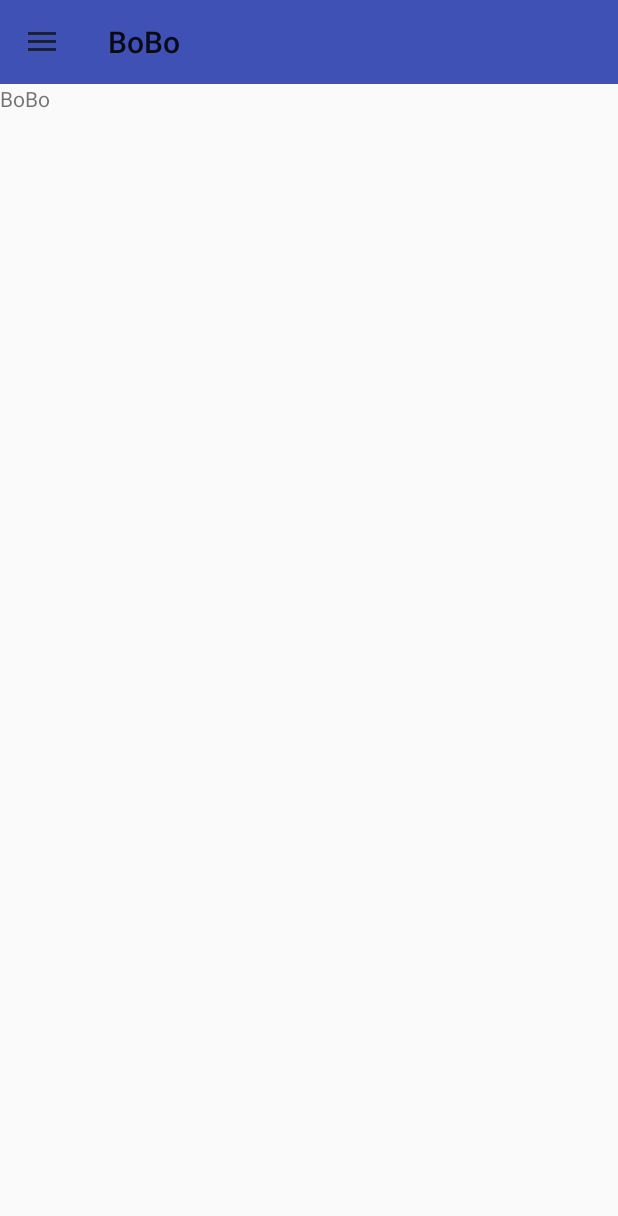
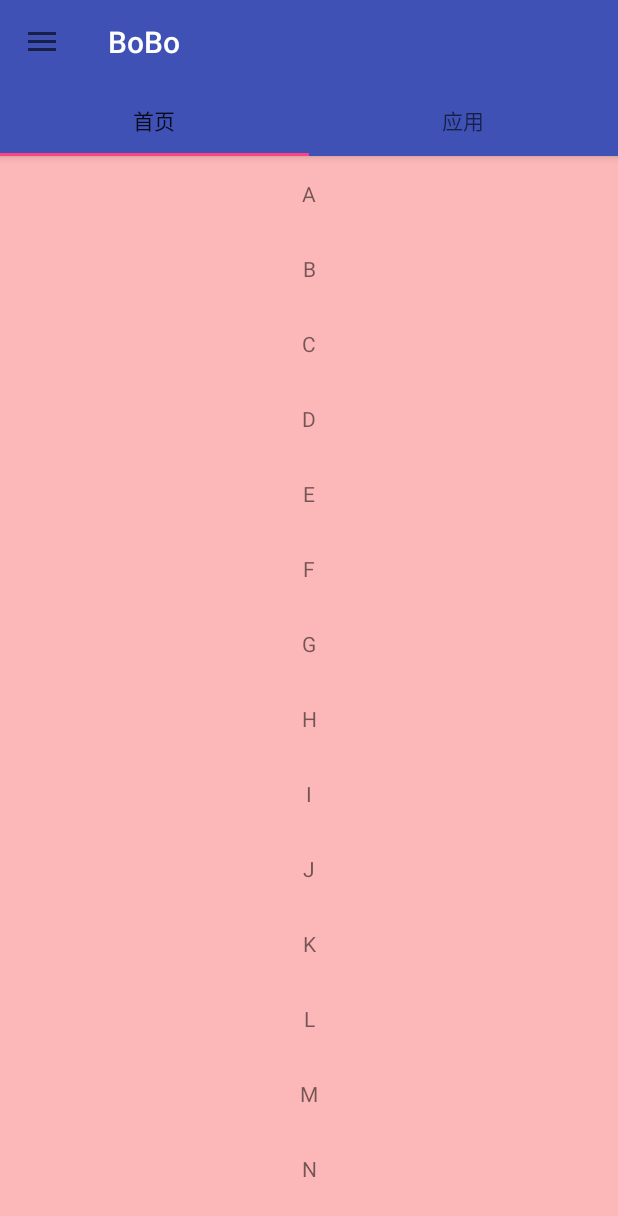
Before and after one commit to lixuebo0630/BoBo, an Android app: the screen it shows after launch (MainActivity), on a phone screen of 412 x 824 dp. Shown: the top 1216 px of the screen. Run offline under Robolectric (Android 15) with nearby library versions, the phone set to English and light mode, and no system bars.

Commit message:
before 3.5

```diff
--- a/app/src/main/AndroidManifest.xml
+++ b/app/src/main/AndroidManifest.xml
@@ -9,7 +9,7 @@
         android:label="@string/app_name"
         android:supportsRtl="true"
         android:theme="@style/AppTheme">
-        <activity android:name=".vm.MainActivity">
+        <activity android:name=".vm.activity.MainActivity">
             <intent-filter>
                 <action android:name="android.intent.action.MAIN" />
 
--- /dev/null
+++ b/app/src/main/java/com/lixuebo/bobo/factory/FragmentFactory.java
@@ -0,0 +1,32 @@
+package com.lixuebo.bobo.factory;
+
+import android.support.v4.app.Fragment;
+
+import com.lixuebo.bobo.vm.fragment.AppFragment;
+import com.lixuebo.bobo.vm.fragment.HomeFragment;
+
+/**
+ * Created by lixuebo on 17/3/5.
+ */
+
+public class FragmentFactory {
+
+    private static Fragment fragment = null;
+
+    public static Fragment getFragment(int position) {
+        switch (position) {
+            case 0:
+                fragment = new HomeFragment();
+                break;
+
+            case 1:
+                fragment = new AppFragment();
+                break;
+            default:
+                break;
+        }
+
+
+        return fragment;
+    }
+}
--- a/app/src/main/java/com/lixuebo/bobo/vm/MainActivity.java
+++ b/app/src/main/java/com/lixuebo/bobo/vm/activity/MainActivity.java
@@ -1,8 +1,14 @@
-package com.lixuebo.bobo.vm;
+package com.lixuebo.bobo.vm.activity;
 
+import android.graphics.Color;
 import android.os.Bundle;
 import android.support.annotation.NonNull;
 import android.support.design.widget.NavigationView;
+import android.support.design.widget.TabLayout;
+import android.support.v4.app.Fragment;
+import android.support.v4.app.FragmentManager;
+import android.support.v4.app.FragmentStatePagerAdapter;
+import android.support.v4.view.ViewPager;
 import android.support.v4.widget.DrawerLayout;
 import android.support.v7.app.ActionBarDrawerToggle;
 import android.support.v7.app.AppCompatActivity;
@@ -10,10 +16,13 @@ import android.support.v7.widget.Toolbar;
 import android.view.MenuItem;
 
 import com.lixuebo.bobo.R;
+import com.lixuebo.bobo.factory.FragmentFactory;
+import com.lixuebo.bobo.utils.UIUtils;
 
 public class MainActivity extends AppCompatActivity implements NavigationView.OnNavigationItemSelectedListener {
 
     private DrawerLayout drawerLayout;
+    private NavigationView navigationView;
 
     @Override
     protected void onCreate(Bundle savedInstanceState) {
@@ -25,8 +34,8 @@ public class MainActivity extends AppCompatActivity implements NavigationView.On
     private void initView() {
 
         Toolbar toolbar = (Toolbar) findViewById(R.id.toolbar_main_act);
-
         toolbar.setTitle("BoBo");
+        toolbar.setTitleTextColor(Color.WHITE);
         //设置actionbar
         setSupportActionBar(toolbar);
 
@@ -39,10 +48,50 @@ public class MainActivity extends AppCompatActivity implements NavigationView.On
         // 如果想看到菜单滑动过程中，Toolbar的一些细节变化（菜单按钮）
         drawerLayout.addDrawerListener(barDrawerToggle);
 
-
-        NavigationView navigationView = (NavigationView) findViewById(R.id.nav_main);
+        //左侧拉出菜单
+        NavigationView navigationView =  (NavigationView) findViewById(R.id.nav_main);
 
         navigationView.setNavigationItemSelectedListener(this);
+
+        TabLayout tabLayout = (TabLayout) findViewById(R.id.tab_main_act);
+
+
+        ViewPager viewPager = (ViewPager) findViewById(R.id.viewpager_main_act);
+        viewPager.setAdapter(new mViewPagerAdapter(getSupportFragmentManager()));
+
+        tabLayout.setupWithViewPager(viewPager);
+
+    }
+
+
+    private class mViewPagerAdapter extends FragmentStatePagerAdapter {
+
+        private final String[] titles;
+
+        public mViewPagerAdapter(FragmentManager fm) {
+            super(fm);
+
+            titles = UIUtils.getStrings(R.array.content_title);
+        }
+
+        @Override
+        public Fragment getItem(int position) {
+            return FragmentFactory.getFragment(position);
+        }
+
+        @Override
+        public int getCount() {
+            return titles.length;
+        }
+
+        @Override
+        public CharSequence getPageTitle(int position) {
+
+
+            return titles[position];
+        }
+
+
 
     }
 
@@ -51,7 +100,7 @@ public class MainActivity extends AppCompatActivity implements NavigationView.On
 
         item.setChecked(true);
         drawerLayout.closeDrawers();
-        ;
+
 
         return false;
     }
--- /dev/null
+++ b/app/src/main/java/com/lixuebo/bobo/vm/fragment/AppFragment.java
@@ -0,0 +1,73 @@
+package com.lixuebo.bobo.vm.fragment;
+
+import android.os.Bundle;
+import android.support.annotation.Nullable;
+import android.support.v4.app.Fragment;
+import android.view.LayoutInflater;
+import android.view.View;
+import android.view.ViewGroup;
+import android.widget.BaseAdapter;
+import android.widget.ListView;
+import android.widget.TextView;
+
+import com.lixuebo.bobo.R;
+
+import java.util.ArrayList;
+import java.util.List;
+
+/**
+ * Created by itheima.
+ * 应用
+ */
+public class AppFragment extends Fragment {
+    ListView listView;
+
+    @Nullable
+    @Override
+    public View onCreateView(LayoutInflater inflater, @Nullable ViewGroup container, @Nullable Bundle savedInstanceState) {
+        View view = inflater.inflate(R.layout.fragment_app, null);
+        return view;
+    }
+
+    @Override
+    public void onViewCreated(View view, @Nullable Bundle savedInstanceState) {
+        listView = (ListView) view.findViewById(R.id.listview);
+
+        testData();
+        listView.setAdapter(new AppAdapter());
+    }
+
+    private List<String> mDatas;
+
+    private void testData() {
+        mDatas = new ArrayList<String>();
+        for (int i = 'A'; i < 'z'; i++) {
+            mDatas.add("" + (char) i);
+        }
+    }
+
+    private class AppAdapter extends BaseAdapter {
+        @Override
+        public int getCount() {
+            return mDatas.size();
+        }
+
+        @Override
+        public Object getItem(int i) {
+            return null;
+        }
+
+        @Override
+        public long getItemId(int i) {
+            return 0;
+        }
+
+        @Override
+        public View getView(int i, View view, ViewGroup viewGroup) {
+            View inflate = View.inflate(AppFragment.this.getContext(), R.layout.item_home, null);
+            TextView tv = (TextView) inflate.findViewById(R.id.id_num);
+            tv.setText(mDatas.get(i));
+            return inflate;
+        }
+    }
+}
--- /dev/null
+++ b/app/src/main/java/com/lixuebo/bobo/vm/fragment/HomeFragment.java
@@ -0,0 +1,83 @@
+package com.lixuebo.bobo.vm.fragment;
+
+import android.os.Bundle;
+import android.support.annotation.Nullable;
+import android.support.v4.app.Fragment;
+import android.support.v7.widget.LinearLayoutManager;
+import android.support.v7.widget.RecyclerView;
+import android.view.LayoutInflater;
+import android.view.View;
+import android.view.ViewGroup;
+import android.widget.TextView;
+
+import com.lixuebo.bobo.R;
+
+import java.util.ArrayList;
+import java.util.List;
+
+/**
+ * Created by itheima.
+ * 首页
+ */
+public class HomeFragment extends Fragment {
+    // 展示RecyclerView
+    private RecyclerView recyclerView;
+
+
+    @Nullable
+    @Override
+    public View onCreateView(LayoutInflater inflater, @Nullable ViewGroup container, @Nullable Bundle savedInstanceState) {
+        View view = inflater.inflate(R.layout.fragment_home, null);
+        return view;
+    }
+
+    @Override
+    public void onViewCreated(View view, @Nullable Bundle savedInstanceState) {
+        recyclerView = (RecyclerView) view.findViewById(R.id.recyclerview);
+        recyclerView.setLayoutManager(new LinearLayoutManager(view.getContext(), LinearLayoutManager.VERTICAL, false));
+
+        testData();
+        recyclerView.setAdapter(new HomeAdapter());
+    }
+
+
+    private List<String> mDatas;
+
+    private void testData() {
+        mDatas = new ArrayList<String>();
+        for (int i = 'A'; i < 'z'; i++) {
+            mDatas.add("" + (char) i);
+        }
+    }
+
+    class HomeAdapter extends RecyclerView.Adapter<HomeAdapter.MyViewHolder> {
+
+        @Override
+        public MyViewHolder onCreateViewHolder(ViewGroup parent, int viewType) {
+            MyViewHolder holder = new MyViewHolder(LayoutInflater.from(
+                    parent.getContext()).inflate(R.layout.item_home, parent,
+                    false));
+            return holder;
+        }
+
+        @Override
+        public void onBindViewHolder(MyViewHolder holder, int position) {
+            holder.tv.setText(mDatas.get(position));
+        }
+
+        @Override
+        public int getItemCount() {
+            return mDatas.size();
+        }
+
+        class MyViewHolder extends RecyclerView.ViewHolder {
+
+            TextView tv;
+
+            public MyViewHolder(View view) {
+                super(view);
+                tv = (TextView) view.findViewById(R.id.id_num);
+            }
+        }
+    }
+}
--- a/app/src/main/res/layout/activity_main.xml
+++ b/app/src/main/res/layout/activity_main.xml
@@ -6,7 +6,7 @@
     android:layout_width="match_parent"
 
     android:layout_height="match_parent"
-    tools:context="com.lixuebo.bobo.vm.MainActivity">
+    tools:context="com.lixuebo.bobo.vm.activity.MainActivity">
 
 
 
--- /dev/null
+++ b/app/src/main/res/layout/fragment_app.xml
@@ -0,0 +1,11 @@
+<?xml version="1.0" encoding="utf-8"?>
+<FrameLayout xmlns:android="http://schemas.android.com/apk/res/android"
+    android:layout_width="match_parent"
+    android:layout_height="match_parent">
+
+    <ListView
+        android:id="@+id/listview"
+        android:layout_width="match_parent"
+        android:layout_height="match_parent" />
+
+</FrameLayout>
--- /dev/null
+++ b/app/src/main/res/layout/fragment_home.xml
@@ -0,0 +1,11 @@
+<?xml version="1.0" encoding="utf-8"?>
+<FrameLayout xmlns:android="http://schemas.android.com/apk/res/android"
+    android:layout_width="match_parent"
+    android:layout_height="match_parent">
+
+    <android.support.v7.widget.RecyclerView
+        android:id="@+id/recyclerview"
+        android:layout_width="match_parent"
+        android:layout_height="match_parent" />
+
+</FrameLayout>
--- /dev/null
+++ b/app/src/main/res/layout/item_home.xml
@@ -0,0 +1,13 @@
+<?xml version="1.0" encoding="utf-8"?>
+<FrameLayout xmlns:android="http://schemas.android.com/apk/res/android"
+    android:layout_width="match_parent"
+    android:background="#44ff0000"
+    android:layout_height="wrap_content" >
+
+    <TextView
+        android:id="@+id/id_num"
+        android:layout_width="match_parent"
+        android:layout_height="50dp"
+        android:gravity="center"
+        android:text="1" />
+</FrameLayout>
--- a/app/src/main/res/layout/layout_main_act_content.xml
+++ b/app/src/main/res/layout/layout_main_act_content.xml
@@ -1,17 +1,38 @@
 <?xml version="1.0" encoding="utf-8"?>
-<LinearLayout xmlns:android="http://schemas.android.com/apk/res/android"
+<android.support.design.widget.CoordinatorLayout xmlns:android="http://schemas.android.com/apk/res/android"
+    xmlns:app="http://schemas.android.com/apk/res-auto"
     android:layout_width="match_parent"
     android:layout_height="match_parent"
     android:orientation="vertical">
 
+    <android.support.design.widget.AppBarLayout
+        android:layout_width="match_parent"
+        android:layout_height="wrap_content">
 
-    <android.support.v7.widget.Toolbar
-        android:id="@+id/toolbar_main_act"
-        android:background="@color/colorPrimary"
+        <android.support.v7.widget.Toolbar
+            android:id="@+id/toolbar_main_act"
+            android:layout_width="match_parent"
+            android:layout_height="wrap_content"
+            android:background="@color/colorPrimary"
+            app:layout_scrollFlags="scroll|enterAlways"
+            app:titleTextColor="#fff"></android.support.v7.widget.Toolbar>
+
+
+        <android.support.design.widget.TabLayout
+            android:id="@+id/tab_main_act"
+            android:layout_width="match_parent"
+
+            android:layout_height="wrap_content"></android.support.design.widget.TabLayout>
+
+    </android.support.design.widget.AppBarLayout>
+
+
+    <android.support.v4.view.ViewPager
+        android:id="@+id/viewpager_main_act"
         android:layout_width="match_parent"
-        android:layout_height="wrap_content"></android.support.v7.widget.Toolbar>
-    <TextView
-        android:layout_width="wrap_content"
-        android:text="@string/app_name"
-        android:layout_height="wrap_content" />
-</LinearLayout>
+        android:layout_height="match_parent"
+        app:layout_behavior="@string/appbar_scrolling_view_behavior"><!-- *通知appBar滚动  -->
+    </android.support.v4.view.ViewPager>
+
+
+</android.support.design.widget.CoordinatorLayout>
--- a/app/src/main/res/values/strings.xml
+++ b/app/src/main/res/values/strings.xml
@@ -4,14 +4,15 @@
     <string name="open">open</string>
     <string name="close">close</string>
 
+
     <string-array name="content_title">
         <item>首页</item>
         <item>应用</item>
-        <item>游戏</item>
-        <item>专题</item>
-        <item>分类</item>
-        <item>推荐</item>
-        <item>排行</item>
+        <!--<item>游戏</item>-->
+        <!--<item>专题</item>-->
+        <!--<item>分类</item>-->
+        <!--<item>推荐</item>-->
+        <!--<item>排行</item>-->
     </string-array>
 
     <string name="detail_downloadnum">下载量: %1$s</string>
```
